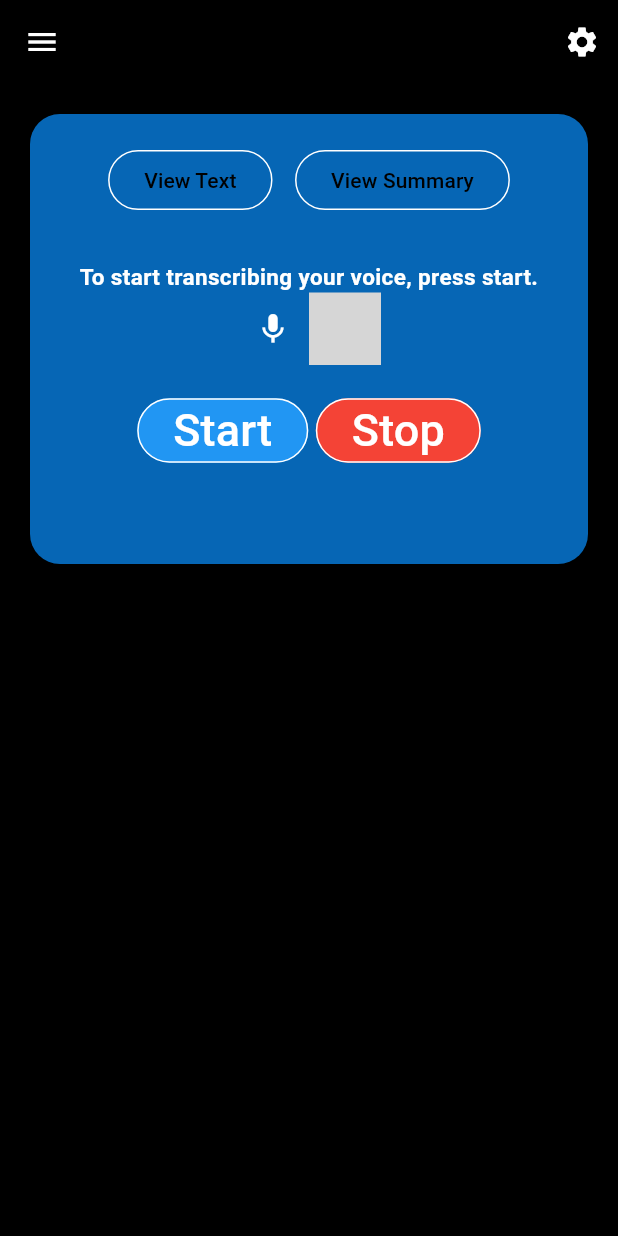
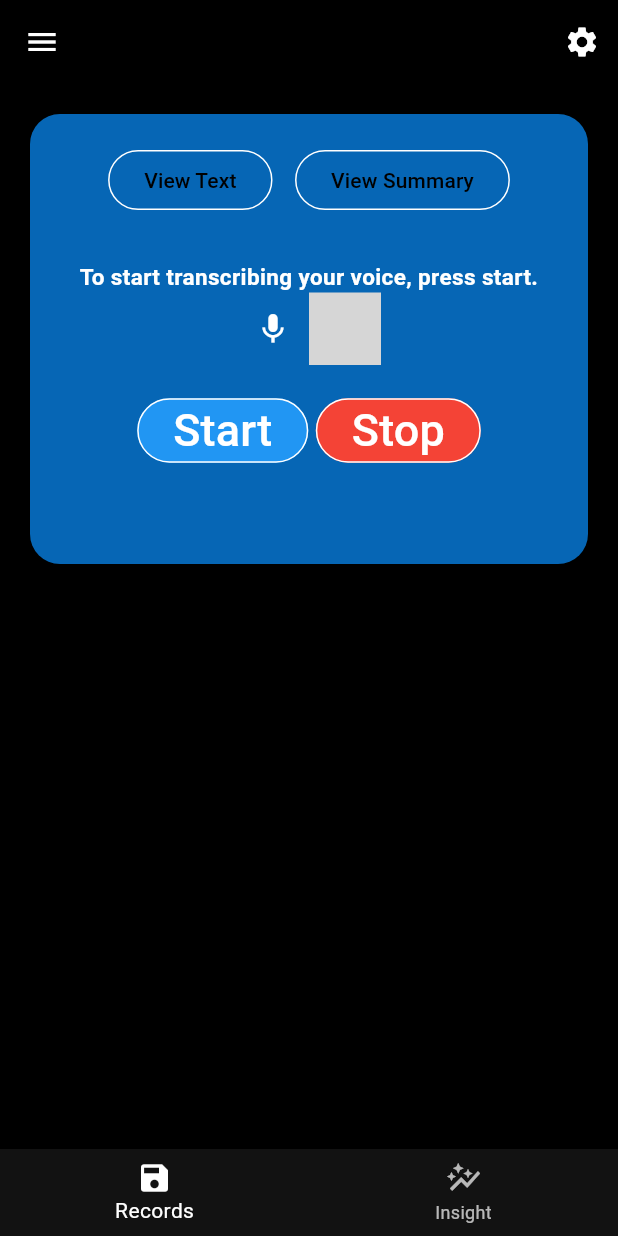
Before and after one commit to DelgaMatt/Chat-Analytics, a Flutter app: the IndRecordScreen screen opened directly, on a phone screen of 412 x 824 dp. Run offline on Flutter 3.47's test engine with Material 3 defaults, Android fonts, the phone set to English and light mode, and no system bars; our stand-ins replace firebase_auth, firebase_core, google_sign_in, permission_handler; missing offline and left inert: audio_waveforms, sound_stream; accounts and stored records are empty; grey boxes are pictures that could not be loaded.

Commit message:
placeholder bottom bar navigation added

```diff
--- a/lib/pages/ind_record_page.dart
+++ b/lib/pages/ind_record_page.dart
@@ -12,6 +12,7 @@ class _IndRecordScreenState extends State<IndRecordScreen> {
 
   @override
   Widget build(BuildContext context) {
+
     return Scaffold(
       backgroundColor: Colors.black, //
       drawer: const Drawer(),
@@ -29,12 +30,16 @@ class _IndRecordScreenState extends State<IndRecordScreen> {
         child: Center(
           child: Column(
             mainAxisAlignment: MainAxisAlignment.spaceEvenly,
-              children: [
-                IndTranscriberBox()
-              ],
+            children: [IndTranscriberBox()],
           ),
         ),
       ),
+      bottomNavigationBar: BottomNavigationBar(
+        fixedColor: Theme.of(context).colorScheme.tertiary,
+        items: const [
+        BottomNavigationBarItem(icon: Icon(Icons.save), label: 'Records'),
+        BottomNavigationBarItem(icon: Icon(Icons.auto_graph), label: 'Insight')
+      ]),
     );
   }
 }
```
Lines whose indentation alone changed are shown as unchanged.
